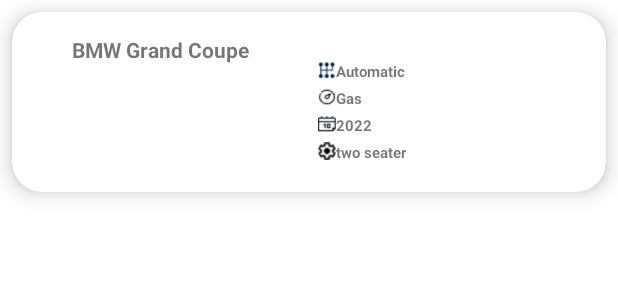
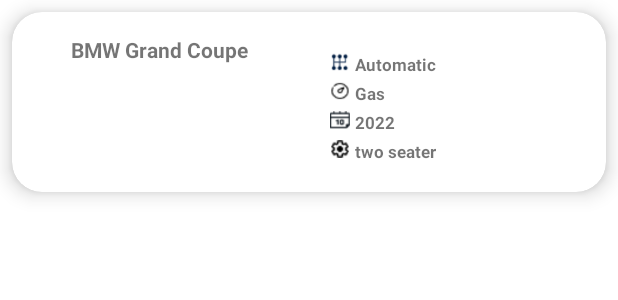
Before and after one commit to mosheFuks/TP3-Trabajo-Practico, an Android app: the layout car_list_item.xml on its own in the app's theme, with its tools: preview values and no code run, on a phone screen of 412 x 824 dp. Shown: the top 300 px of the screen. Run offline under Robolectric (Android 15) with nearby library versions, the phone set to English and light mode, and no system bars.

Commit message:
se pone más límite de autos, se cambia el logo del activity_main, se pulen los estilos del listado de autos

```diff
--- a/app/src/main/java/com/example/trabajopractico/services/CarsService.kt
+++ b/app/src/main/java/com/example/trabajopractico/services/CarsService.kt
@@ -7,6 +7,6 @@
 
 interface CarsService {
     @Headers("X-Api-Key: 8rzv6uDX8hCMD/cH1nVv+g==SyC9W1j1RLVWQ8FH")
-    @GET("cars?limit=3&fuel_type=gas")
+    @GET("cars?limit=10&fuel_type=gas")
     fun getCars(): Call<List<Car>>
 }
--- a/app/src/main/res/layout/car_list_item.xml
+++ b/app/src/main/res/layout/car_list_item.xml
@@ -1,6 +1,5 @@
-<?xml version="1.0" encoding="utf-8"?>
-
-<androidx.cardview.widget.CardView xmlns:android="http://schemas.android.com/apk/res/android"
+<androidx.cardview.widget.CardView
+    xmlns:android="http://schemas.android.com/apk/res/android"
     xmlns:app="http://schemas.android.com/apk/res-auto"
     xmlns:tools="http://schemas.android.com/tools"
     android:id="@+id/card_package_item"
@@ -11,6 +10,10 @@
     app:cardCornerRadius="20dp"
     app:cardElevation="8dp">
 
+    <LinearLayout
+        android:layout_width="match_parent"
+        android:layout_height="wrap_content"
+        android:orientation="vertical">
 
         <LinearLayout
             android:id="@+id/linearLayoutCar"
@@ -40,26 +43,30 @@
                     android:layout_width="wrap_content"
                     android:layout_height="wrap_content"
                     android:text="BMW Grand Coupe"
+                    android:textAlignment="center"
                     android:textStyle="bold"
                     app:layout_constraintEnd_toEndOf="parent"
+                    app:layout_constraintHorizontal_bias="0.492"
                     app:layout_constraintStart_toStartOf="parent"
-                app:layout_constraintTop_toTopOf="parent"
-                android:textAlignment="center"/>
+                    app:layout_constraintTop_toTopOf="parent" />
 
                 <ImageView
                     android:id="@+id/gravatarCarId"
-                android:layout_width="60dp"
-                android:layout_height="60dp"
+                    android:layout_width="62dp"
+                    android:layout_height="59dp"
+                    android:layout_marginBottom="4dp"
                     app:layout_constraintBottom_toBottomOf="parent"
                     app:layout_constraintEnd_toEndOf="parent"
+                    app:layout_constraintHorizontal_bias="0.496"
                     app:layout_constraintStart_toStartOf="parent"
-                app:layout_constraintTop_toBottomOf="@+id/txt_full_car_name" />
+                    app:layout_constraintTop_toBottomOf="@+id/txt_full_car_name"
+                    app:layout_constraintVertical_bias="0.538" />
 
             </androidx.constraintlayout.widget.ConstraintLayout>
 
-        <LinearLayout
+            <androidx.constraintlayout.widget.ConstraintLayout
                 android:layout_width="0dp"
-            android:layout_height="wrap_content"
+                android:layout_height="match_parent"
                 android:layout_weight="1"
                 android:orientation="vertical"
                 android:paddingHorizontal="6dp"
@@ -67,9 +74,15 @@
                 android:paddingLeft="6dp">
 
                 <LinearLayout
-                android:layout_width="wrap_content"
-                android:layout_height="wrap_content"
-                android:orientation="vertical">
+                    android:layout_width="114dp"
+                    android:layout_height="77dp"
+                    android:orientation="vertical"
+                    app:layout_constraintBottom_toBottomOf="parent"
+                    app:layout_constraintEnd_toEndOf="parent"
+                    app:layout_constraintHorizontal_bias="0.069"
+                    app:layout_constraintStart_toStartOf="parent"
+                    app:layout_constraintTop_toTopOf="parent"
+                    app:layout_constraintVertical_bias="0.41">
 
                     <LinearLayout
                         android:layout_width="wrap_content"
@@ -79,7 +92,7 @@
 
                         <ImageView
                             android:id="@+id/iconTransmission"
-                        android:layout_width="12dp"
+                            android:layout_width="20dp"
                             android:layout_height="12dp"
                             android:src="@drawable/icon_transmission" />
 
@@ -88,8 +101,9 @@
                             android:layout_width="wrap_content"
                             android:layout_height="wrap_content"
                             android:text="Automatic"
-                        android:textSize="10sp"
-                        android:textStyle="bold" />
+                            android:textSize="11sp"
+                            android:textStyle="bold"
+                            />
 
                     </LinearLayout>
 
@@ -101,7 +115,7 @@
 
                         <ImageView
                             android:id="@+id/iconFuelType"
-                        android:layout_width="12dp"
+                            android:layout_width="20dp"
                             android:layout_height="12dp"
                             android:src="@drawable/icon_fuel_type" />
 
@@ -110,7 +124,7 @@
                             android:layout_width="wrap_content"
                             android:layout_height="wrap_content"
                             android:text="Gas"
-                        android:textSize="10sp"
+                            android:textSize="11sp"
                             android:textStyle="bold" />
 
                     </LinearLayout>
@@ -123,7 +137,7 @@
 
                         <ImageView
                             android:id="@+id/iconYear"
-                        android:layout_width="12dp"
+                            android:layout_width="20dp"
                             android:layout_height="12dp"
                             android:src="@drawable/icon_year" />
 
@@ -132,7 +146,7 @@
                             android:layout_width="wrap_content"
                             android:layout_height="wrap_content"
                             android:text="2022"
-                        android:textSize="10sp"
+                            android:textSize="11sp"
                             android:textStyle="bold" />
 
                     </LinearLayout>
@@ -145,7 +159,7 @@
 
                         <ImageView
                             android:id="@+id/iconClass"
-                        android:layout_width="12dp"
+                            android:layout_width="20dp"
                             android:layout_height="12dp"
                             android:src="@drawable/icon_class" />
 
@@ -154,13 +168,15 @@
                             android:layout_width="wrap_content"
                             android:layout_height="wrap_content"
                             android:text="two seater"
-                        android:textSize="10sp"
+                            android:textSize="11sp"
                             android:textStyle="bold" />
 
                     </LinearLayout>
 
                 </LinearLayout>
 
+            </androidx.constraintlayout.widget.ConstraintLayout>
+
         </LinearLayout>
 
     </LinearLayout>
```
Also changed, not shown: app/src/main/res/layout/activity_main.xml (+17 -5 lines), app/src/main/res/layout/fragment_list.xml (+45 -6 lines). Lines whose indentation alone changed are shown as unchanged.
